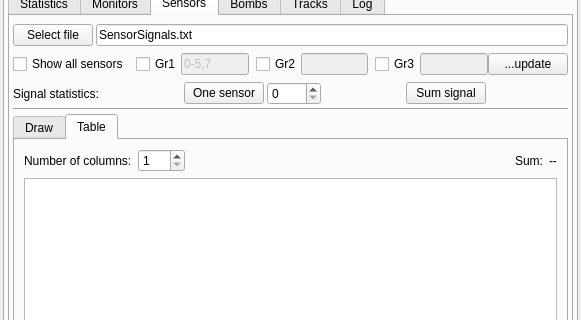
Old version of the form ants3bundle/src/ants3/gui/photsim/aphotsimwin.ui in the repository andrmor/ANTS3bundle; both pictures show x 0 to 581 and y 98 to 418 of the 581 by 679 pixel window.
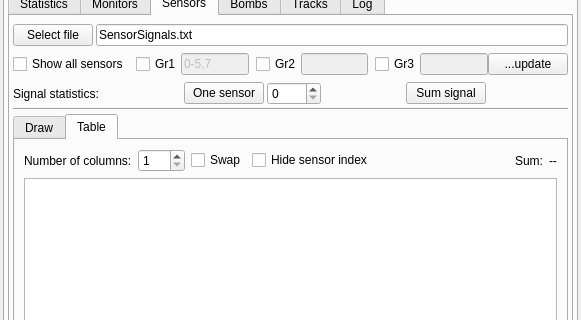
New version of the form. The open tabs and pages were chosen to show the change. Custom widgets are drawn as their Qt base class.

The edit to the form file:
```diff
--- a/ants3bundle/src/ants3/gui/photsim/aphotsimwin.ui
+++ b/ants3bundle/src/ants3/gui/photsim/aphotsimwin.ui
@@ -5011,6 +5011,20 @@
                     </property>
                    </widget>
                   </item>
+                  <item>
+                   <widget class="QCheckBox" name="cbSensorTableSwap">
+                    <property name="text">
+                     <string>Swap</string>
+                    </property>
+                   </widget>
+                  </item>
+                  <item>
+                   <widget class="QCheckBox" name="cbSensorTableHideIndex">
+                    <property name="text">
+                     <string>Hide sensor index</string>
+                    </property>
+                   </widget>
+                  </item>
                   <item>
                    <spacer name="horizontalSpacer_60">
                     <property name="orientation">
```
Left out of the diff: 280 changed lines with no effect on the pictures.
